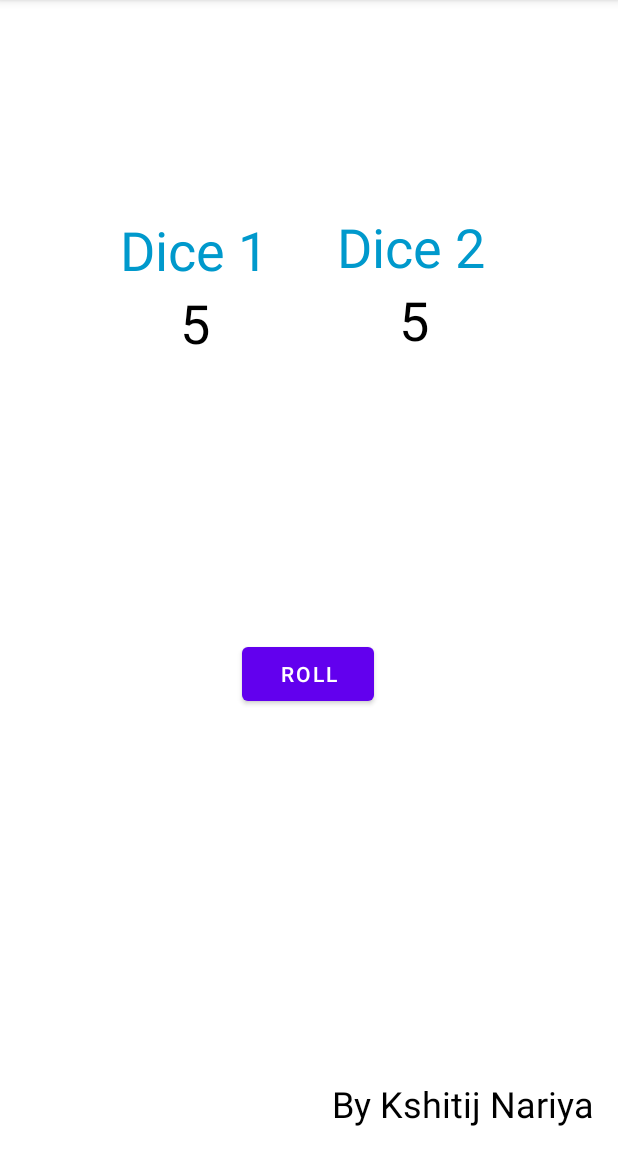
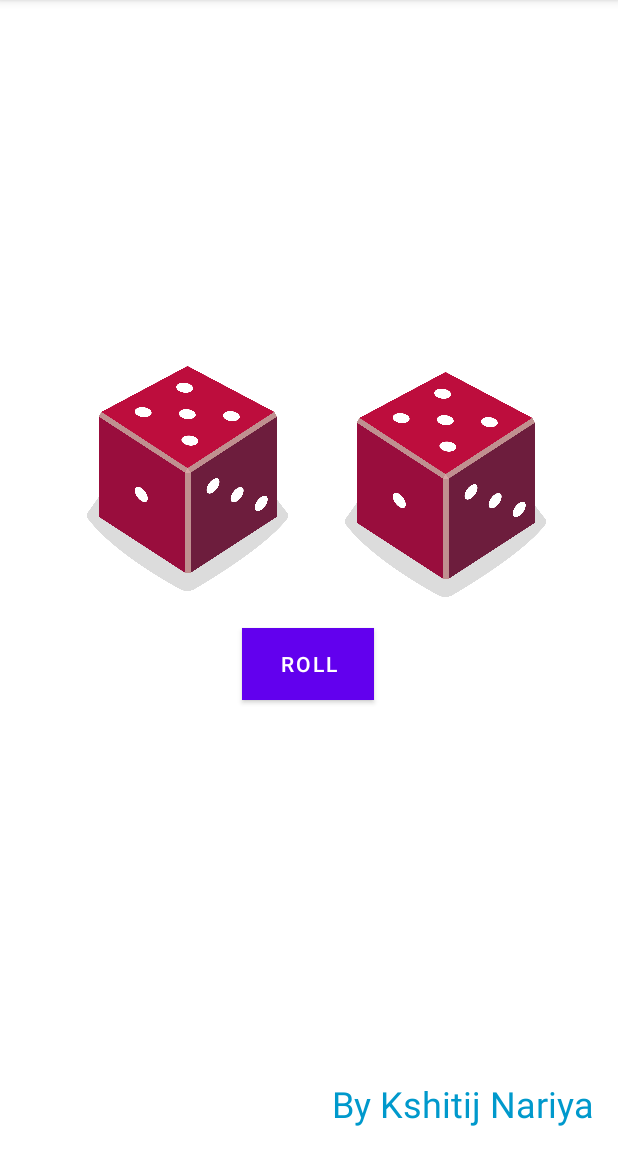
Before and after one commit to Kshitij4301/Dice-Roller-for-Android, an Android app: the screen it shows after launch (MainActivity), after a tap on "ROLL", on a phone screen of 412 x 824 dp, the part 84-1236 px from its top. Run offline under Robolectric (Android 15) with nearby library versions, the phone set to English and light mode, and no system bars.

Commit message:
Initial Commit

```diff
--- a/app/src/main/java/com/example/diceroller/MainActivity.kt
+++ b/app/src/main/java/com/example/diceroller/MainActivity.kt
@@ -3,7 +3,7 @@ package com.example.diceroller
 import androidx.appcompat.app.AppCompatActivity
 import android.os.Bundle
 import android.widget.Button
-import android.widget.TextView
+import android.widget.ImageView
 
 
 //This activity allows the user to roll a dice and view the result on the screen.
@@ -15,24 +15,51 @@ class MainActivity : AppCompatActivity() {
 
         val rollButton: Button = findViewById(R.id.button)
         rollButton.setOnClickListener {
+
+            // Do a dice roll when the app starts
             rollDice()
         }
     }
 
 
-    //Roll the dice and update the screen with the result.
+    /**
+     * Roll the dice and update the screen with the result.
+     */
     private fun rollDice() {
-        // Create new Dice object with 6 sides and roll it
+        // Create new Dice object with 6 sides and roll the dice
         val dice = Dice(6)
         val diceRoll1 = dice.roll1()
         val diceRoll2 = dice.roll2()
 
-        // Update the screen with the dice roll
-        val resultTextView1: TextView = findViewById(R.id.textView1)
-        resultTextView1.text = diceRoll1.toString()
+        // Find the ImageView in the layout
+        val diceImage1: ImageView = findViewById(R.id.imageview1)
+        val diceImage2: ImageView = findViewById(R.id.imageview2)
 
-        val resultTextView2: TextView = findViewById(R.id.textView2)
-        resultTextView2.text = diceRoll2.toString()
+        // Determine which drawable resource ID to use based on the dice roll
+        val drawableResource1 = when (diceRoll1) {
+            1 -> R.drawable.dice_1
+            2 -> R.drawable.dice_2
+            3 -> R.drawable.dice_3
+            4 -> R.drawable.dice_4
+            5 -> R.drawable.dice_5
+            else -> R.drawable.dice_6
+        }
+        val drawableResource2 = when (diceRoll2) {
+            1 -> R.drawable.dice_1
+            2 -> R.drawable.dice_2
+            3 -> R.drawable.dice_3
+            4 -> R.drawable.dice_4
+            5 -> R.drawable.dice_5
+            else -> R.drawable.dice_6
+        }
+
+        // Update the ImageView with the correct drawable resource ID
+        diceImage1.setImageResource(drawableResource1)
+        diceImage2.setImageResource(drawableResource2)
+
+        // Update the content description
+        diceImage1.contentDescription = diceRoll1.toString()
+        diceImage2.contentDescription = diceRoll2.toString()
     }
 }
 
--- a/app/src/main/res/layout/activity_main.xml
+++ b/app/src/main/res/layout/activity_main.xml
@@ -6,73 +6,19 @@
     android:layout_height="match_parent"
     tools:context=".MainActivity">
 
-    <TextView
-        android:id="@+id/textView1"
-        android:layout_width="wrap_content"
-        android:layout_height="wrap_content"
-        android:layout_marginStart="120dp"
-        android:textColor="@android:color/black"
-        android:textSize="36sp"
-        app:layout_constraintBottom_toBottomOf="parent"
-        app:layout_constraintRight_toRightOf="parent"
-        app:layout_constraintStart_toStartOf="parent"
-        app:layout_constraintTop_toTopOf="parent"
-        app:layout_constraintVertical_bias="0.265"
-        tools:text="1" />
-
     <Button
         android:id="@+id/button"
         android:layout_width="wrap_content"
         android:layout_height="wrap_content"
-        android:layout_marginTop="220dp"
+        android:layout_marginTop="16dp"
+        android:background="@android:color/holo_blue_dark"
         android:text="@string/roll"
         app:layout_constraintBottom_toBottomOf="parent"
         app:layout_constraintEnd_toEndOf="parent"
         app:layout_constraintHorizontal_bias="0.498"
         app:layout_constraintStart_toStartOf="parent"
-        app:layout_constraintTop_toTopOf="parent"
-        app:layout_constraintVertical_bias="0.41" />
-
-    <TextView
-        android:id="@+id/textView2"
-        android:layout_width="wrap_content"
-        android:layout_height="wrap_content"
-        android:layout_marginStart="120dp"
-        android:layout_marginEnd="120dp"
-        android:textColor="@android:color/black"
-        android:textSize="36sp"
-        app:layout_constraintBottom_toTopOf="@+id/button"
-        app:layout_constraintEnd_toEndOf="parent"
-        app:layout_constraintStart_toEndOf="@+id/textView1"
-        app:layout_constraintTop_toTopOf="parent"
-        tools:text="2" />
-
-    <TextView
-        android:id="@+id/textView4"
-        android:layout_width="wrap_content"
-        android:layout_height="wrap_content"
-        android:layout_marginStart="80dp"
-        android:text="@string/dice_1"
-        android:textColor="@android:color/holo_blue_dark"
-        android:textSize="36sp"
-        app:layout_constraintBottom_toTopOf="@+id/textView1"
-        app:layout_constraintStart_toStartOf="parent"
-        app:layout_constraintTop_toTopOf="parent"
-        app:layout_constraintVertical_bias="1.0" />
-
-    <TextView
-        android:id="@+id/textView5"
-        android:layout_width="wrap_content"
-        android:layout_height="wrap_content"
-        android:text="@string/dice_2"
-        android:textColor="@android:color/holo_blue_dark"
-        android:textSize="36sp"
-        app:layout_constraintBottom_toTopOf="@+id/textView2"
-        app:layout_constraintEnd_toEndOf="parent"
-        app:layout_constraintHorizontal_bias="0.343"
-        app:layout_constraintStart_toEndOf="@+id/textView4"
-        app:layout_constraintTop_toTopOf="parent"
-        app:layout_constraintVertical_bias="1.0" />
+        app:layout_constraintTop_toBottomOf="@+id/imageview1"
+        app:layout_constraintVertical_bias="0.027" />
 
     <TextView
         android:id="@+id/textView"
@@ -80,10 +26,34 @@
         android:layout_height="wrap_content"
         android:layout_marginEnd="16dp"
         android:layout_marginBottom="16dp"
-        android:text="@string/by_kshitij_nariya"
-        android:textColor="@android:color/black"
+        android:text="By Kshitij Nariya"
+        android:textColor="@android:color/holo_blue_dark"
         android:textSize="24sp"
         app:layout_constraintBottom_toBottomOf="parent"
         app:layout_constraintEnd_toEndOf="parent" />
 
+    <ImageView
+        android:id="@+id/imageview1"
+        android:layout_width="150dp"
+        android:layout_height="150dp"
+        app:layout_constraintBottom_toBottomOf="parent"
+        app:layout_constraintEnd_toEndOf="parent"
+        app:layout_constraintHorizontal_bias="0.191"
+        app:layout_constraintStart_toStartOf="parent"
+        app:layout_constraintTop_toTopOf="parent"
+        app:layout_constraintVertical_bias="0.395"
+        tools:srcCompat="@drawable/dice_1" />
+
+    <ImageView
+        android:id="@+id/imageview2"
+        android:layout_width="150dp"
+        android:layout_height="150dp"
+        app:layout_constraintBottom_toTopOf="@+id/button"
+        app:layout_constraintEnd_toEndOf="parent"
+        app:layout_constraintHorizontal_bias="0.35"
+        app:layout_constraintStart_toEndOf="@+id/imageview1"
+        app:layout_constraintTop_toTopOf="parent"
+        app:layout_constraintVertical_bias="0.922"
+        tools:srcCompat="@drawable/dice_2" />
+
 </androidx.constraintlayout.widget.ConstraintLayout>
--- a/app/src/main/res/values/strings.xml
+++ b/app/src/main/res/values/strings.xml
@@ -3,5 +3,4 @@
     <string name="roll">Roll</string>
     <string name="dice_1">Dice 1</string>
     <string name="dice_2">Dice 2</string>
-    <string name="by_kshitij_nariya">By Kshitij Nariya</string>
 </resources>
```
Also changed, not shown: app/src/main/res/drawable/dice_1.png (added), app/src/main/res/drawable/dice_2.png (added), app/src/main/res/drawable/dice_3.png (added), app/src/main/res/drawable/dice_4.png (added), app/src/main/res/drawable/dice_5.png (added), app/src/main/res/drawable/dice_6.png (added).
